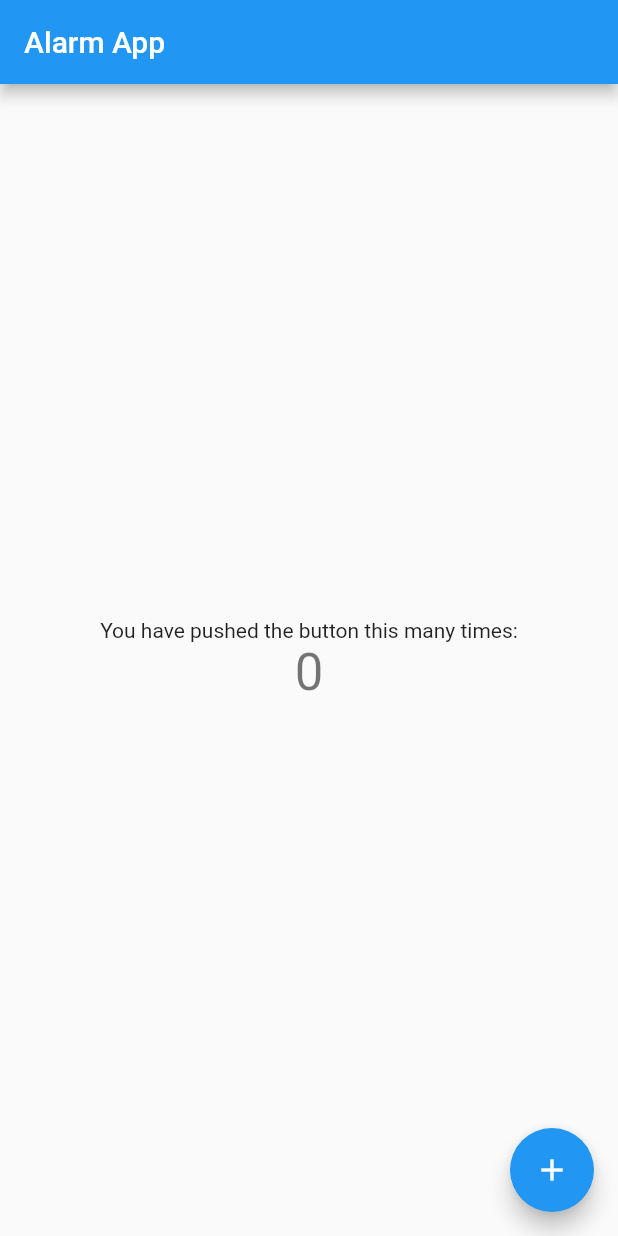
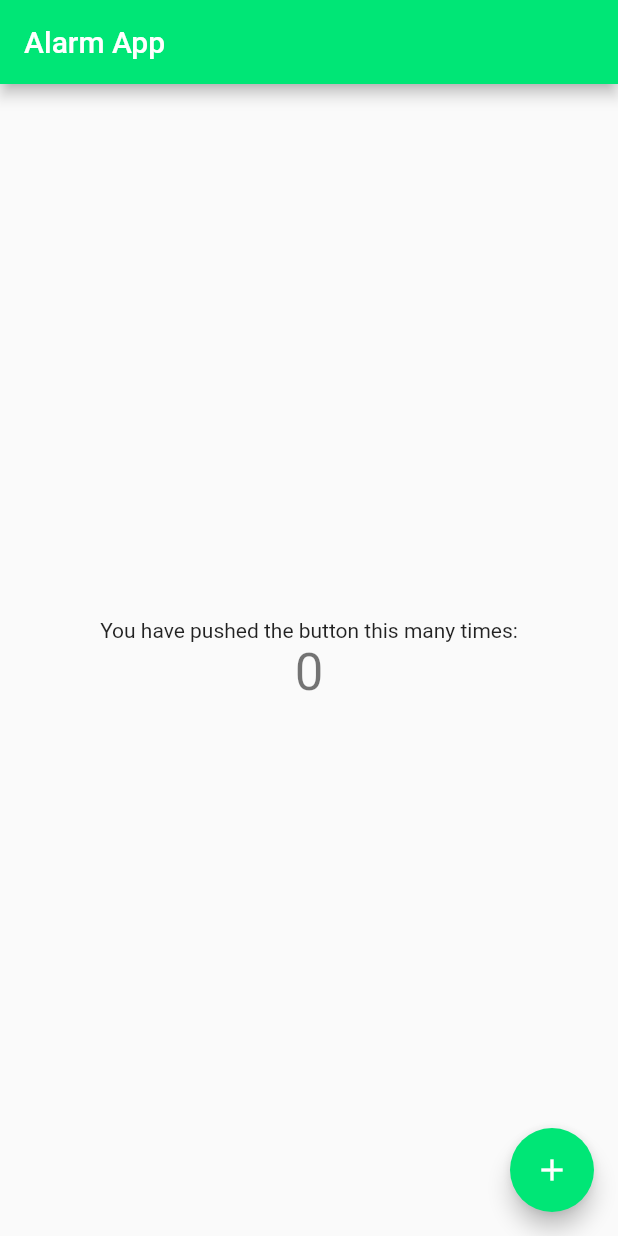
Before and after one commit to Tmoz113011/future_dart, a Flutter app: the screen it shows after launch, on a phone screen of 412 x 824 dp. Run offline on Flutter 3.47's test engine with Material 2 defaults, Android fonts, the phone set to English and light mode, and no system bars.

Commit message:
Add icon & change color

```diff
--- a/lib/main.dart
+++ b/lib/main.dart
@@ -9,7 +9,7 @@ class MyApp extends StatelessWidget {
     return MaterialApp(
       title: 'Alarm App',
       theme: ThemeData(
-        primarySwatch: Colors.blue,
+        primarySwatch: Colors.greenAccent[50],
       ),
       home: MyHomePage(title: 'Alarm App'),
     );
@@ -18,15 +18,6 @@ class MyApp extends StatelessWidget {
 
 class MyHomePage extends StatefulWidget {
   MyHomePage({Key key, this.title}) : super(key: key);
-
-  // This widget is the home page of your application. It is stateful, meaning
-  // that it has a State object (defined below) that contains fields that affect
-  // how it looks.
-
-  // This class is the configuration for the state. It holds the values (in this
-  // case the title) provided by the parent (in this case the App widget) and
-  // used by the build method of the State. Fields in a Widget subclass are
-  // always marked "final".
 
   final String title;
 
@@ -39,47 +30,19 @@ class _MyHomePageState extends State<MyHomePage> {
 
   void _incrementCounter() {
     setState(() {
-      // This call to setState tells the Flutter framework that something has
-      // changed in this State, which causes it to rerun the build method below
-      // so that the display can reflect the updated values. If we changed
-      // _counter without calling setState(), then the build method would not be
-      // called again, and so nothing would appear to happen.
       _counter++;
     });
   }
 
   @override
   Widget build(BuildContext context) {
-    // This method is rerun every time setState is called, for instance as done
-    // by the _incrementCounter method above.
-    //
-    // The Flutter framework has been optimized to make rerunning build methods
-    // fast, so that you can just rebuild anything that needs updating rather
-    // than having to individually change instances of widgets.
     return Scaffold(
       appBar: AppBar(
-        // Here we take the value from the MyHomePage object that was created by
-        // the App.build method, and use it to set our appbar title.
         title: Text(widget.title),
+        backgroundColor: Color(0xFF00E676),
       ),
       body: Center(
-        // Center is a layout widget. It takes a single child and positions it
-        // in the middle of the parent.
         child: Column(
-          // Column is also a layout widget. It takes a list of children and
-          // arranges them vertically. By default, it sizes itself to fit its
-          // children horizontally, and tries to be as tall as its parent.
-          //
-          // Invoke "debug painting" (press "p" in the console, choose the
-          // "Toggle Debug Paint" action from the Flutter Inspector in Android
-          // Studio, or the "Toggle Debug Paint" command in Visual Studio Code)
-          // to see the wireframe for each widget.
-          //
-          // Column has various properties to control how it sizes itself and
-          // how it positions its children. Here we use mainAxisAlignment to
-          // center the children vertically; the main axis here is the vertical
-          // axis because Columns are vertical (the cross axis would be
-          // horizontal).
           mainAxisAlignment: MainAxisAlignment.center,
           children: <Widget>[
             Text(
@@ -96,6 +59,7 @@ class _MyHomePageState extends State<MyHomePage> {
         onPressed: _incrementCounter,
         tooltip: 'Increment',
         child: Icon(Icons.add),
+        backgroundColor: Color(0xFF00E676),
       ), // This trailing comma makes auto-formatting nicer for build methods.
     );
   }
```
Also changed, not shown: 27 other files.
